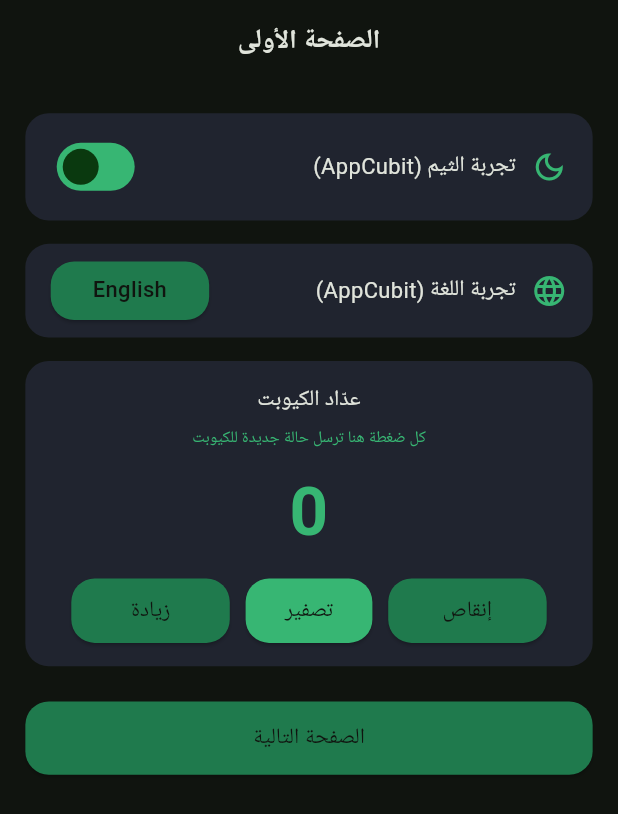
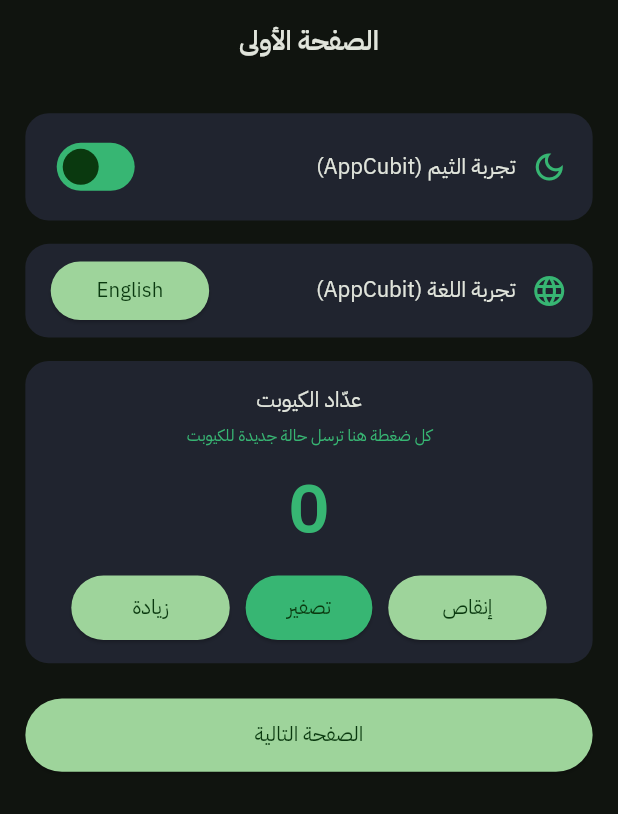
Before and after one commit to Mahmoud-Younes/nesba_ai, a Flutter app: the screen it shows after launch, after a tap on "العربية", on a phone screen of 412 x 824 dp. Shown: the top 814 px of the screen. Run offline on Flutter 3.47's test engine with Material 3 defaults, Android fonts, the phone set to English and light mode, and no system bars; our stand-ins replace animate_do, firebase_core, flutter_bloc, flutter_screenutil, freezed_annotation, get_it and 1 more; accounts and stored records are empty; project files that could hold a hidden picture were left out.

Commit message:
fix base text style wiring and complete bustan theme bindings
bodyMedium now carries the localized Plex family, letterSpacing 0 and
the AR/EN fallback chain (context.textStyle reads bodyMedium, not
displaySmall). Theme also pins card color, sheet bg/elevation, dialog
radius 16, navbar indicator primaryContainer, FAB stadium, input
fillColor/hint; MyColors.lerp interpolates for real; CustomButton rides
scheme.primary with a stadium shape. Ignores local e2e runner artifacts.
Screenshot: design/screenshots/foundations/fix-base-text-style.png

```diff
--- a/lib/core/common/widgets/custom_button.dart
+++ b/lib/core/common/widgets/custom_button.dart
@@ -28,17 +28,15 @@ class CustomButton extends StatelessWidget {
       width: width,
       child: ElevatedButton(
         style: ElevatedButton.styleFrom(
-          backgroundColor: backgroundColor ?? context.color.greenDark,
-          shape: RoundedRectangleBorder(
-            borderRadius: BorderRadius.circular(16.r),
-          ),
+          backgroundColor: backgroundColor ?? Theme.of(context).colorScheme.primary,
+          shape: const StadiumBorder(),
         ),
         onPressed: onPressed,
         child: TextApp(
           theme: context.textStyle.copyWith(
-            color: textColor ?? context.color.mainColor,
+            color: textColor ?? Theme.of(context).colorScheme.onPrimary,
             fontWeight: FontWeightHelper.medium,
-            fontSize: 15.sp,
+            fontSize: 14.sp,
           ),
           text: text,
         ),
--- a/lib/core/style/fonts/font_family_helper.dart
+++ b/lib/core/style/fonts/font_family_helper.dart
@@ -6,6 +6,12 @@ class FontFamilyHelper {
 
   static const String ibmPlexSans = 'IBM Plex Sans';
   static const String ibmPlexSansArabic = 'IBM Plex Sans Arabic';
+
+  // Mixed-script runs (EN food names inside AR advice) resolve per glyph.
+  static const List<String> localizedFallback = <String>[
+    ibmPlexSansArabic,
+    ibmPlexSans,
+  ];
 
   static String geLocalozedFontFamily() {
     final currentLanguage = SharedPref().getString(PrefKeys.language);
--- a/lib/core/style/theme/app_theme.dart
+++ b/lib/core/style/theme/app_theme.dart
@@ -99,19 +99,27 @@ ThemeData _bustanTheme(
     scaffoldBackgroundColor: scheme.surface,
     extensions: extensions,
     textTheme: TextTheme(
-      // Base style — widgets use context.textStyle.copyWith(...) (asroo_store way).
-      displaySmall: TextStyle(
+      // Base style on bodyMedium — context.textStyle reads it, and widgets
+      // use context.textStyle.copyWith(...) (asroo_store way).
+      bodyMedium: TextStyle(
         fontSize: 14,
         color: scheme.onSurface,
         fontFamily: FontFamilyHelper.geLocalozedFontFamily(),
+        fontFamilyFallback: FontFamilyHelper.localizedFallback,
+        letterSpacing: 0,
       ),
     ),
     filledButtonTheme: FilledButtonThemeData(style: _bustanButtonStyle()),
     outlinedButtonTheme: OutlinedButtonThemeData(style: _bustanButtonStyle()),
     elevatedButtonTheme: ElevatedButtonThemeData(style: _bustanButtonStyle()),
     inputDecorationTheme: _bustanInputTheme(scheme),
-    cardTheme: _bustanCardTheme(),
-    bottomSheetTheme: _bustanBottomSheetTheme(),
+    cardTheme: _bustanCardTheme(scheme),
+    bottomSheetTheme: _bustanBottomSheetTheme(scheme),
+    dialogTheme: _bustanDialogTheme(),
+    navigationBarTheme: _bustanNavigationBarTheme(scheme),
+    floatingActionButtonTheme: const FloatingActionButtonThemeData(
+      shape: StadiumBorder(),
+    ),
     snackBarTheme: _bustanSnackBarTheme(scheme),
   );
 }
@@ -140,25 +148,51 @@ InputDecorationThemeData _bustanInputTheme(ColorScheme scheme) {
       borderRadius: radius,
       borderSide: BorderSide(color: scheme.primary, width: 2),
     ),
+    fillColor: scheme.surfaceContainerLowest,
+    hintStyle: TextStyle(
+      fontSize: 12,
+      color: scheme.onSurfaceVariant,
+      fontFamily: FontFamilyHelper.geLocalozedFontFamily(),
+      letterSpacing: 0,
+    ),
   );
 }
 
-// Cards: corner 12, elevation 0 (tint-first — depth in surfaceContainer ramp).
-CardThemeData _bustanCardTheme() {
-  return const CardThemeData(
-    shape: RoundedRectangleBorder(
+// Cards: corner 12, elevation 0, surfaceContainer body (tint-first).
+CardThemeData _bustanCardTheme(ColorScheme scheme) {
+  return CardThemeData(
+    color: scheme.surfaceContainer,
+    shape: const RoundedRectangleBorder(
       borderRadius: BorderRadius.all(Radius.circular(AppRadius.medium)),
     ),
     elevation: 0,
   );
 }
 
-// Bottom sheets: top corners 16.
-BottomSheetThemeData _bustanBottomSheetTheme() {
-  return const BottomSheetThemeData(
-    shape: RoundedRectangleBorder(
+// Bottom sheets: top corners 16, surfaceContainerLow, elevation 2.
+BottomSheetThemeData _bustanBottomSheetTheme(ColorScheme scheme) {
+  return BottomSheetThemeData(
+    backgroundColor: scheme.surfaceContainerLow,
+    elevation: 2,
+    shape: const RoundedRectangleBorder(
       borderRadius: BorderRadius.vertical(top: Radius.circular(AppRadius.large)),
     ),
+  );
+}
+
+// Dialogs: corner 16 per shape ladder (28 stays hero-only).
+DialogThemeData _bustanDialogTheme() {
+  return const DialogThemeData(
+    shape: RoundedRectangleBorder(
+      borderRadius: BorderRadius.all(Radius.circular(AppRadius.large)),
+    ),
+  );
+}
+
+// Nav bar: active indicator rides primaryContainer (not M3's secondary).
+NavigationBarThemeData _bustanNavigationBarTheme(ColorScheme scheme) {
+  return NavigationBarThemeData(
+    indicatorColor: scheme.primaryContainer,
   );
 }
 
--- a/lib/core/style/theme/color_extension.dart
+++ b/lib/core/style/theme/color_extension.dart
@@ -73,19 +73,20 @@ class MyColors extends ThemeExtension<MyColors> {
     if (other is! MyColors) {
       return this;
     }
+    Color? blend(Color? a, Color? b) => Color.lerp(a, b, t);
     return MyColors(
-      mainColor: mainColor,
-      greenDark: greenDark,
-      greenLight: greenLight,
-      textColor: textColor,
-      textFormBorder: textFormBorder,
-      containerLinear1: containerLinear1,
-      containerLinear2: containerLinear2,
-      chartProtein: chartProtein,
-      chartCarbohydrate: chartCarbohydrate,
-      chartFat: chartFat,
-      chartUnderTarget: chartUnderTarget,
-      chartOverTarget: chartOverTarget,
+      mainColor: blend(mainColor, other.mainColor),
+      greenDark: blend(greenDark, other.greenDark),
+      greenLight: blend(greenLight, other.greenLight),
+      textColor: blend(textColor, other.textColor),
+      textFormBorder: blend(textFormBorder, other.textFormBorder),
+      containerLinear1: blend(containerLinear1, other.containerLinear1),
+      containerLinear2: blend(containerLinear2, other.containerLinear2),
+      chartProtein: blend(chartProtein, other.chartProtein),
+      chartCarbohydrate: blend(chartCarbohydrate, other.chartCarbohydrate),
+      chartFat: blend(chartFat, other.chartFat),
+      chartUnderTarget: blend(chartUnderTarget, other.chartUnderTarget),
+      chartOverTarget: blend(chartOverTarget, other.chartOverTarget),
     );
   }
 
```
Also changed, not shown: 1 other file.
